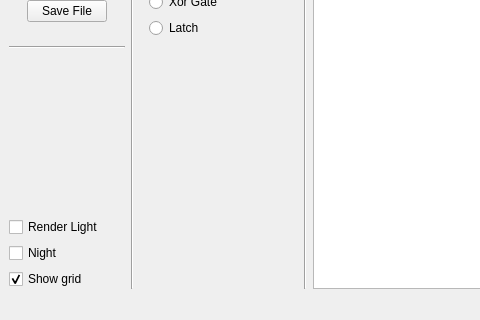
murcherful/LogicBlock, file mainwindow.ui: the form before one commit; both pictures show x 0 to 480 and y 435 to 755 of the 1108 by 755 pixel window.
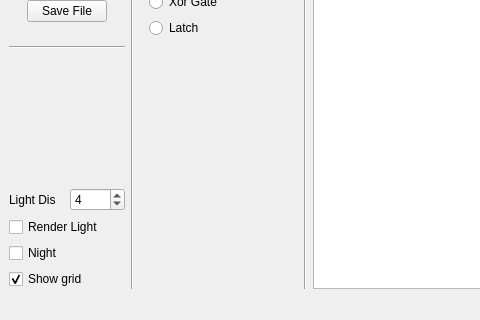
The form after the commit. Custom widgets are drawn as their Qt base class.

Commit message: add light dis spin box

```diff
--- a/mainwindow.ui
+++ b/mainwindow.ui
@@ -206,6 +206,30 @@
         </property>
        </spacer>
       </item>
+      <item>
+       <layout class="QHBoxLayout" name="horizontalLayout_2">
+        <item>
+         <widget class="QLabel" name="label_2">
+          <property name="text">
+           <string>Light Dis</string>
+          </property>
+         </widget>
+        </item>
+        <item>
+         <widget class="QSpinBox" name="spinBoxLightDis">
+          <property name="minimum">
+           <number>1</number>
+          </property>
+          <property name="maximum">
+           <number>10</number>
+          </property>
+          <property name="value">
+           <number>4</number>
+          </property>
+         </widget>
+        </item>
+       </layout>
+      </item>
       <item>
        <widget class="QCheckBox" name="checkBoxRenderLight">
         <property name="text">
```
Left out of the diff: 2 changed lines with no effect on the pictures. The commit also changes 6 other files.
